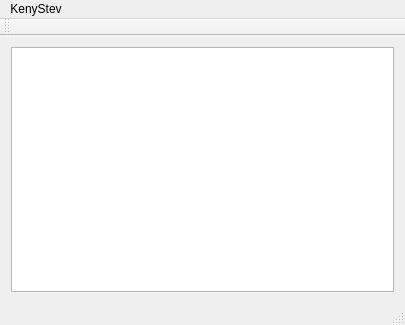
KenyStev/Semaphore-Estructura-P1, file widget.ui: the form before one commit.
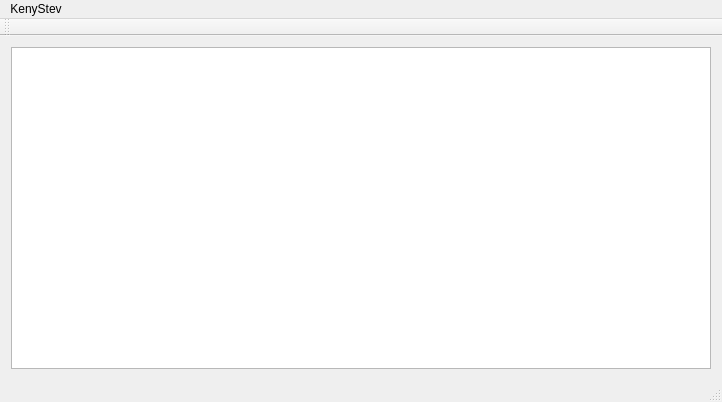
The form after the commit.

The edit to the form file:
```diff
--- a/widget.ui
+++ b/widget.ui
@@ -6,8 +6,8 @@
    <rect>
     <x>0</x>
     <y>0</y>
-    <width>405</width>
-    <height>325</height>
+    <width>722</width>
+    <height>402</height>
    </rect>
   </property>
   <property name="windowTitle">
@@ -25,7 +25,7 @@
     <rect>
      <x>0</x>
      <y>0</y>
-     <width>405</width>
+     <width>722</width>
      <height>27</height>
     </rect>
    </property>
```
Left out of the diff: 6 changed lines with no effect on the pictures.
